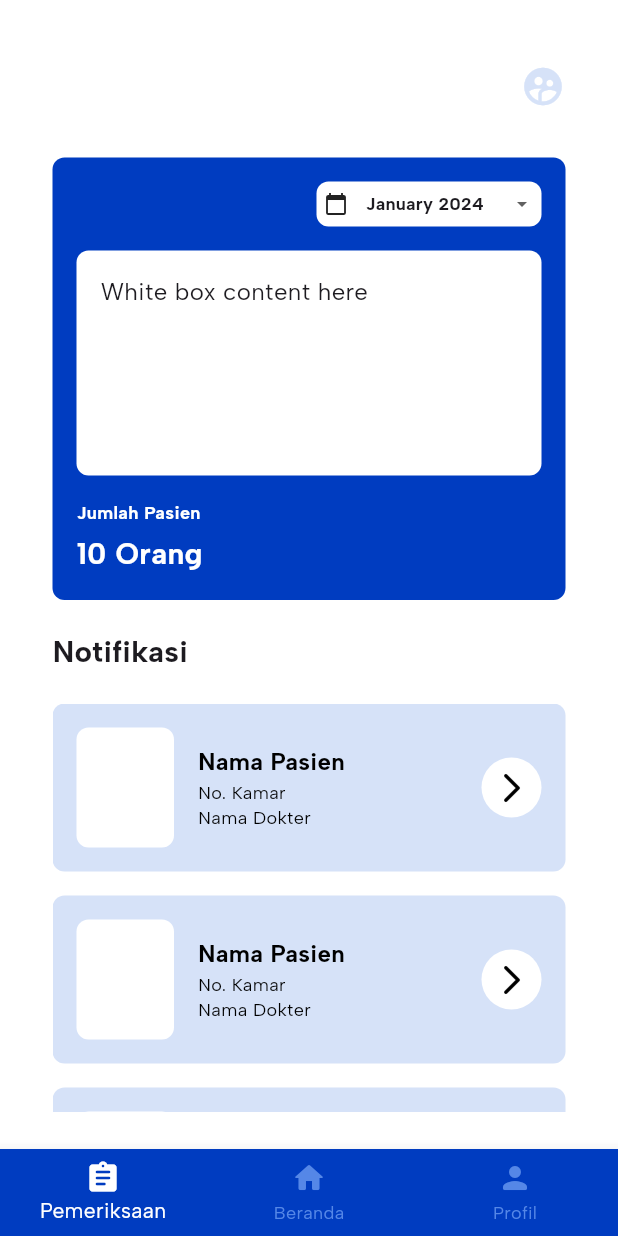
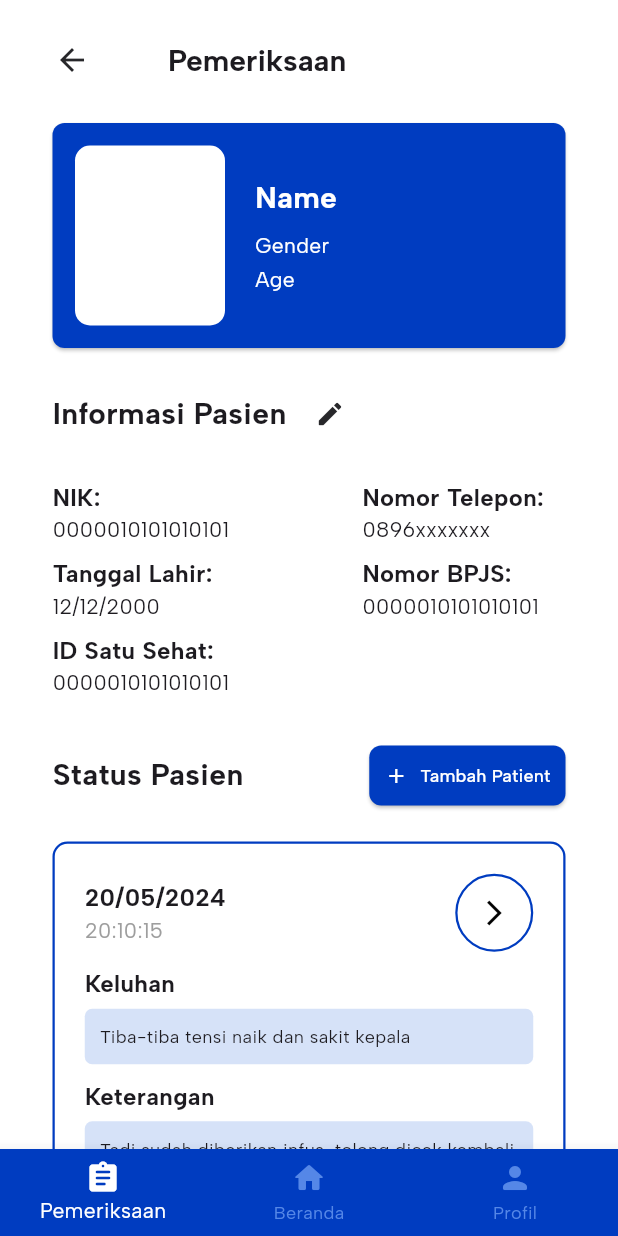
Before and after one commit to wenkawendira/data-center, a Flutter app: the screen it shows after launch, on a phone screen of 412 x 824 dp. Run offline on Flutter 3.47's test engine with Material 3 defaults, Android fonts, the phone set to English and light mode, and no system bars; our stand-ins replace google_fonts.

Commit message:
revise main, slicing pemeriksaan, delete const.dart

```diff
--- a/lib/const.dart
+++ /dev/null
@@ -1,20 +0,0 @@
-import 'package:flutter/cupertino.dart';
-import 'package:google_fonts/google_fonts.dart';
-
-Color whiteColor = Color(0xffffffff);
-Color mainColor = Color(0xff2770FF);
-Color textColor = Color(0x27272A);
-
-TextStyle whiteTextStyle = GoogleFonts.albertSans(
-  color: whiteColor,
-);
-
-TextStyle mainTextStyle = GoogleFonts.albertSans(
-  color: mainColor,
-);
-
-TextStyle textTextStyle = GoogleFonts.albertSans(
-  color: textColor,
-);
-
-FontWeight semibold = FontWeight.w200;
--- a/lib/main.dart
+++ b/lib/main.dart
@@ -1,5 +1,6 @@
 import 'package:ehr_mobile/view/screens/LoginPage.dart';
 import 'package:ehr_mobile/view/screens/main.dart';
+import 'package:ehr_mobile/view/screens/pemeriksaan.dart';
 import 'package:flutter/material.dart';
 
 void main() {
@@ -14,7 +15,7 @@ class MyApp extends StatelessWidget {
     return MaterialApp(
       title: 'REKMED',
       debugShowCheckedModeBanner: false,
-      home: Main()
+      home: Pemeriksaan()
     );
   }
 }
--- a/lib/view/screens/LoginPage.dart
+++ b/lib/view/screens/LoginPage.dart
@@ -27,18 +27,18 @@ class _LoginPageState extends State<LoginPage> {
   }
 
   static const List<Widget> _widgetOptions = <Widget>[
-    Text(
-      'Pemeriksaan',
-      style: TextStyle(fontSize: 30, fontWeight: FontWeight.bold),
-    ),
-    Text(
-      'Beranda',
-      style: TextStyle(fontSize: 30, fontWeight: FontWeight.bold),
-    ),
-    Text(
-      'Profil',
-      style: TextStyle(fontSize: 30, fontWeight: FontWeight.bold),
-    ),
+    // Text(
+    //   'Pemeriksaan',
+    //   style: TextStyle(fontSize: 30, fontWeight: FontWeight.bold),
+    // ),
+    // Text(
+    //   'Beranda',
+    //   style: TextStyle(fontSize: 30, fontWeight: FontWeight.bold),
+    // ),
+    // Text(
+    //   'Profil',
+    //   style: TextStyle(fontSize: 30, fontWeight: FontWeight.bold),
+    // ),
   ];
 
   void _onItemTapped(int index) {
--- a/lib/view/screens/main.dart
+++ b/lib/view/screens/main.dart
@@ -61,6 +61,7 @@ class _MainState extends State<Main> {
       backgroundColor: Colors.white,
       appBar: AppBar(
         toolbarHeight: 80,
+        automaticallyImplyLeading: false,
         title: Padding(
           padding: const EdgeInsets.only(top: 35.0, left: 20.0),
           child: RichText(
@@ -198,10 +199,9 @@ class _MainState extends State<Main> {
                           crossAxisAlignment: CrossAxisAlignment.start,
                           children: [
                             Text(
-                              "Jumlah Pasien",
+                              "Jumlah Pasien (Hari ini)",
                               style: GoogleFonts.albertSans(
-                                fontSize: 12, // Smaller font size
-                                fontWeight: FontWeight.bold,
+                                fontSize: 12,
                                 color: Colors.white,
                               ),
                             ),
@@ -209,8 +209,8 @@ class _MainState extends State<Main> {
                             Text(
                               "10 Orang",
                               style: GoogleFonts.albertSans(
-                                fontSize: 20, // Larger font size
-                                fontWeight: FontWeight.bold, // Bold font weight
+                                fontSize: 20,
+                                fontWeight: FontWeight.bold,
                                 color: Colors.white,
                               ),
                             ),
@@ -293,7 +293,7 @@ class _MainState extends State<Main> {
                               decoration: BoxDecoration(
                                 color: Colors.white,
                                 borderRadius: BorderRadius.circular(
-                                    30), // Half of width and height to make it a circle
+                                    30),
                               ),
                               child: Center(
                                 child: IconButton(
--- /dev/null
+++ b/lib/view/screens/pemeriksaan.dart
@@ -0,0 +1,411 @@
+import 'package:flutter/material.dart';
+import 'package:google_fonts/google_fonts.dart';
+import '../components/navbar.dart';
+import 'package:ehr_mobile/model/constraints.dart';
+import 'package:ehr_mobile/view/screens/main.dart';
+
+class Pemeriksaan extends StatefulWidget {
+  const Pemeriksaan({Key? key}) : super(key: key);
+
+  @override
+  State<Pemeriksaan> createState() => _PemeriksaanState();
+}
+
+class _PemeriksaanState extends State<Pemeriksaan> {
+  int _selectedIndex = 0;
+
+  void _onItemTapped(int index) {
+    setState(() {
+      _selectedIndex = index;
+    });
+  }
+
+  @override
+  Widget build(BuildContext context) {
+    return Scaffold(
+      backgroundColor: Colors.white,
+      appBar: AppBar(
+        toolbarHeight: 80,
+        elevation: 0,
+        backgroundColor: Colors.white,
+        title: Padding(
+          padding: const EdgeInsets.only(left: 8.0),
+          child: Row(
+            children: [
+              IconButton(
+                icon: Icon(Icons.arrow_back, color: AppColor.kTextColor),
+                onPressed: () {
+                  Navigator.push(
+                    context,
+                    MaterialPageRoute(builder: (context) => Main()),
+                  );
+                },
+              ),
+              SizedBox(width: 5), // Add spacing between arrow icon and text
+              Padding(
+                padding: const EdgeInsets.only(
+                    left: 35.0), // Add left padding before the text
+                child: Text(
+                  "Pemeriksaan",
+                  style: GoogleFonts.albertSans(
+                    fontSize: 20,
+                    fontWeight: FontWeight.bold,
+                  ),
+                ),
+              ),
+            ],
+          ),
+        ),
+      ),
+      body: ListView(
+        children: [
+          SizedBox(height: 2), // Add spacing between app bar and container
+          Center(
+            child: Card(
+              color: AppColor.kButtonColor,
+              margin: EdgeInsets.symmetric(horizontal: 35.0),
+              shape: RoundedRectangleBorder(
+                borderRadius: BorderRadius.circular(8.0),
+              ),
+              child: Container(
+                padding: EdgeInsets.all(15.0),
+                child: Row(
+                  crossAxisAlignment: CrossAxisAlignment.center,
+                  children: [
+                    Container(
+                      width: 100,
+                      height: 120,
+                      decoration: BoxDecoration(
+                        color: Colors.white,
+                        borderRadius: BorderRadius.circular(10.0),
+                      ),
+                    ),
+                    SizedBox(width: 20.0),
+                    Column(
+                      crossAxisAlignment: CrossAxisAlignment.start,
+                      mainAxisAlignment: MainAxisAlignment.center,
+                      mainAxisSize: MainAxisSize.min,
+                      children: [
+                        Text(
+                          "Name",
+                          style: GoogleFonts.albertSans(
+                            color: Colors.white,
+                            fontSize: 20,
+                            fontWeight: FontWeight.bold,
+                          ),
+                        ),
+                        SizedBox(height: 7.0),
+                        Text(
+                          "Gender",
+                          style: GoogleFonts.albertSans(
+                            color: Colors.white,
+                            fontSize: 14,
+                          ),
+                        ),
+                        SizedBox(height: 3.0),
+                        Text(
+                          "Age",
+                          style: GoogleFonts.albertSans(
+                            color: Colors.white,
+                            fontSize: 14,
+                          ),
+                        ),
+                      ],
+                    ),
+                  ],
+                ),
+              ),
+            ),
+          ),
+          SizedBox(height: 20),
+          Padding(
+            padding: const EdgeInsets.symmetric(horizontal: 35.0),
+            child: Row(
+              children: [
+                Text(
+                  "Informasi Pasien",
+                  style: GoogleFonts.albertSans(
+                    fontSize: 20,
+                    fontWeight: FontWeight.bold,
+                  ),
+                ),
+                SizedBox(width: 5),
+                IconButton(
+                  icon: Icon(
+                    Icons.edit_rounded,
+                    size: 20,
+                    color: AppColor.kTextColor,
+                  ),
+                  onPressed: () {
+                    Navigator.push(
+                      context,
+                      MaterialPageRoute(builder: (context) => Main()),
+                    );
+                  },
+                ),
+              ],
+            ),
+          ),
+          SizedBox(height: 20),
+          Padding(
+            padding: const EdgeInsets.symmetric(horizontal: 0.0),
+            child: _buildPatientInfoSection(),
+          ),
+          SizedBox(height: 20),
+          Padding(
+            padding: const EdgeInsets.symmetric(horizontal: 35.0),
+            child: _buildStatusSection(),
+          ),
+          SizedBox(height: 20),
+          Padding(
+            padding: const EdgeInsets.symmetric(horizontal: 35.0),
+            child: _buildStatusCard(),
+          ),
+          SizedBox(height: 40),
+        ],
+      ),
+      bottomNavigationBar: Navbar(
+        onTap: _onItemTapped,
+        currentIndex: _selectedIndex,
+      ),
+    );
+  }
+
+  Widget _buildPatientInfoSection() {
+    return Column(
+      crossAxisAlignment: CrossAxisAlignment.center,
+      children: [
+        Row(
+          mainAxisAlignment: MainAxisAlignment.start,
+          crossAxisAlignment: CrossAxisAlignment.baseline,
+          textBaseline: TextBaseline.alphabetic,
+          children: [
+            Expanded(
+              child: Column(
+                crossAxisAlignment: CrossAxisAlignment.start,
+                children: [
+                  _buildInfoRow("NIK", "0000010101010101"),
+                  _buildInfoRow("Tanggal Lahir", "12/12/2000"),
+                  _buildInfoRow("ID Satu Sehat", "0000010101010101"),
+                ],
+              ),
+            ),
+            SizedBox(width: 1),
+            Expanded(
+              child: Column(
+                crossAxisAlignment: CrossAxisAlignment.start,
+                children: [
+                  _buildInfoRow("Nomor Telepon", "0896xxxxxxx"),
+                  _buildInfoRow("Nomor BPJS", "0000010101010101"),
+                ],
+              ),
+            ),
+          ],
+        ),
+      ],
+    );
+  }
+
+  Widget _buildInfoRow(String title, String value) {
+    return Padding(
+      padding: const EdgeInsets.only(left: 35.0, bottom: 8.0),
+      child: Column(
+        crossAxisAlignment: CrossAxisAlignment.start,
+        children: [
+          Text(
+            "$title:",
+            style: GoogleFonts.albertSans(
+              fontSize: 16,
+              fontWeight: FontWeight.bold,
+            ),
+          ),
+          Text(
+            value,
+            style: GoogleFonts.albertSans(fontSize: 14),
+          ),
+        ],
+      ),
+    );
+  }
+
+  Widget _buildStatusSection() {
+    return Row(
+      mainAxisAlignment: MainAxisAlignment.spaceBetween,
+      children: [
+        Text(
+          "Status Pasien",
+          style: GoogleFonts.albertSans(
+            fontSize: 20,
+            fontWeight: FontWeight.bold,
+          ),
+        ),
+        Padding(
+          padding: const EdgeInsets.only(right: 0.0),
+          child: ElevatedButton.icon(
+            onPressed: () {
+              // Handle add status action
+            },
+            icon: Icon(Icons.add, size: 16, color: Colors.white),
+            label: Text(
+              "Tambah Patient",
+              style: GoogleFonts.albertSans(
+                fontSize: 12,
+                color: Colors.white,
+              ),
+            ),
+            style: ElevatedButton.styleFrom(
+              backgroundColor: AppColor.kButtonColor,
+              padding: EdgeInsets.symmetric(horizontal: 10.0, vertical: 5.0),
+              shape: RoundedRectangleBorder(
+                borderRadius: BorderRadius.circular(8.0),
+              ),
+            ),
+          ),
+        ),
+      ],
+    );
+  }
+
+  Widget _buildStatusCard() {
+    return Container(
+      decoration: BoxDecoration(
+        border: Border.all(
+          color: AppColor.kButtonColor,
+          width: 1.5,
+        ),
+        borderRadius: BorderRadius.circular(10),
+      ),
+      child: Card(
+        elevation: 0,
+        color: Colors.white,
+        child: Padding(
+          padding: const EdgeInsets.all(16.0),
+          child: Column(
+            crossAxisAlignment: CrossAxisAlignment.start,
+            children: [
+              _buildStatusHeader(),
+              SizedBox(height: 10),
+              _buildStatusDetail(
+                  "Keluhan", "Tiba-tiba tensi naik dan sakit kepala"),
+              SizedBox(height: 10),
+              _buildStatusDetail("Keterangan",
+                  "Tadi sudah diberikan infus, tolong dicek kembali beberapa saat lagi"),
+              SizedBox(height: 10),
+              _buildStatusFooter(),
+            ],
+          ),
+        ),
+      ),
+    );
+  }
+
+  Widget _buildStatusHeader() {
+    return Row(
+      mainAxisAlignment: MainAxisAlignment.spaceBetween,
+      children: [
+        Column(
+          crossAxisAlignment: CrossAxisAlignment.start,
+          children: [
+            Text(
+              "20/05/2024",
+              style: GoogleFonts.albertSans(
+                fontSize: 16,
+                fontWeight: FontWeight.bold,
+              ),
+            ),
+            Text(
+              "20:10:15",
+              style: GoogleFonts.albertSans(fontSize: 14, color: Colors.grey),
+            ),
+          ],
+        ),
+        Container(
+          padding: EdgeInsets.all(0.5),
+          decoration: BoxDecoration(
+            shape: BoxShape.circle,
+            border: Border.all(
+              color: AppColor.kButtonColor, // Set border color to blue
+              width: 1.5, // Set border width
+            ),
+          ),
+          child: IconButton(
+            icon: Icon(
+              Icons.arrow_forward_ios_outlined,
+              color: Colors.black,
+              size: 20,
+            ),
+            onPressed: () {
+              // Handle arrow action
+            },
+          ),
+        ),
+      ],
+    );
+  }
+
+  Widget _buildStatusDetail(String title, String value) {
+    return Column(
+      crossAxisAlignment: CrossAxisAlignment.start,
+      children: [
+        Text(
+          title,
+          style: GoogleFonts.albertSans(
+            fontSize: 16,
+            fontWeight: FontWeight.bold,
+          ),
+        ),
+        SizedBox(height: 5),
+        Container(
+          padding: EdgeInsets.all(10),
+          width: double.infinity,
+          decoration: BoxDecoration(
+            color: AppColor.kOffButtonColor,
+            borderRadius: BorderRadius.circular(5),
+          ),
+          child: Text(
+            value,
+            style: GoogleFonts.albertSans(fontSize: 12),
+          ),
+        ),
+      ],
+    );
+  }
+
+  Widget _buildStatusFooter() {
+    return Row(
+      mainAxisAlignment: MainAxisAlignment.spaceBetween,
+      children: [
+        _buildStatusFooterDetail("PIC", "Angelika Alimin"),
+        _buildStatusFooterDetail("Jadwal Lanjutan", "22/05/2024"),
+      ],
+    );
+  }
+
+  Widget _buildStatusFooterDetail(String title, String value) {
+    return Column(
+      crossAxisAlignment: CrossAxisAlignment.start,
+      children: [
+        Text(
+          title,
+          style: GoogleFonts.albertSans(
+            fontSize: 14,
+            fontWeight: FontWeight.bold,
+          ),
+        ),
+        SizedBox(height: 5),
+        Container(
+          padding: EdgeInsets.all(10),
+          width: 120,
+          decoration: BoxDecoration(
+            color: AppColor.kOffButtonColor,
+            borderRadius: BorderRadius.circular(5),
+          ),
+          child: Text(
+            value,
+            style: GoogleFonts.albertSans(fontSize: 12),
+          ),
+        ),
+      ],
+    );
+  }
+}
```
Also changed, not shown: flutter_01.png (added).
